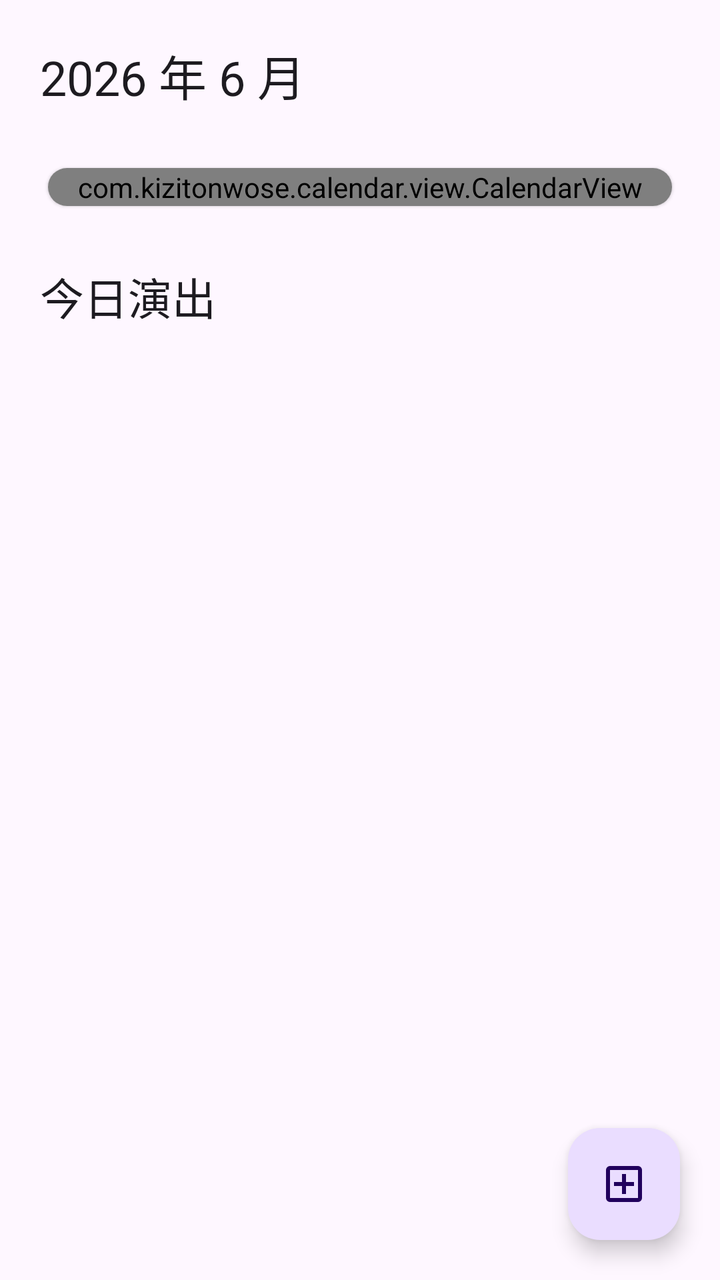
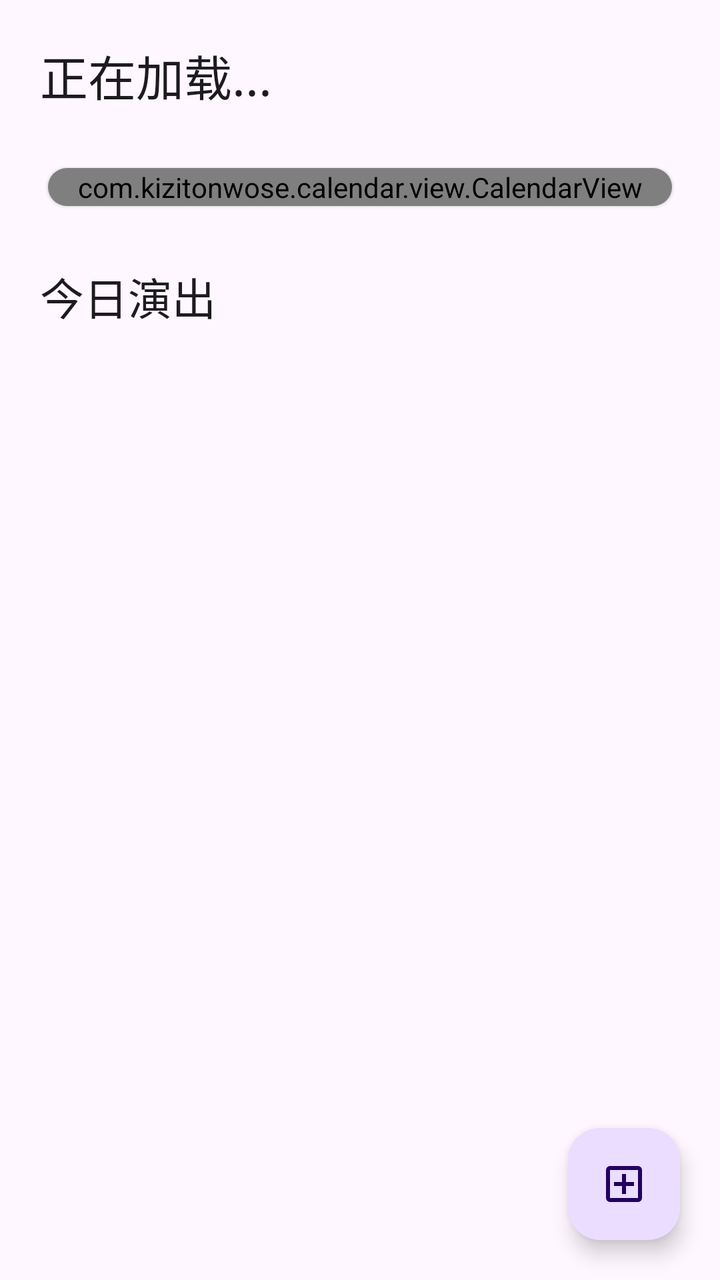

An Android layout rendered at two revisions. The XML below is the earlier revision; the diff shows what the commit changed to produce the second picture.
<!-- AndroidManifest.xml: application theme Theme.RecordMyLive -->
<!-- res/layout/fragment_home.xml -->
<?xml version="1.0" encoding="utf-8"?>
<androidx.coordinatorlayout.widget.CoordinatorLayout
    xmlns:android="http://schemas.android.com/apk/res/android"
    xmlns:app="http://schemas.android.com/apk/res-auto"
    android:layout_width="match_parent"
    android:layout_height="match_parent">

    
    <LinearLayout
        android:id="@+id/contentRoot"
        android:layout_width="match_parent"
        android:layout_height="match_parent"
        android:orientation="vertical">

        
        <com.google.android.material.textview.MaterialTextView
            android:id="@+id/tvMonth"
            style="@style/TextAppearance.Material3.HeadlineSmall"
            android:layout_width="match_parent"
            android:layout_height="wrap_content"
            android:padding="20dp"
            android:text="2026 年 6 月"/>

        
        <com.google.android.material.card.MaterialCardView
            android:id="@+id/cardCalendar"
            style="@style/Widget.Material3.CardView.Elevated"
            android:layout_width="match_parent"
            android:layout_height="wrap_content"
            android:layout_marginHorizontal="16dp"
            app:cardCornerRadius="20dp"
            app:cardUseCompatPadding="true">

            <com.kizitonwose.calendar.view.CalendarView
                android:id="@+id/calendarView"
                android:layout_width="match_parent"
                android:layout_height="wrap_content"
                app:cv_dayViewResource="@layout/item_calendar_day"/>

        </com.google.android.material.card.MaterialCardView>

        
        <com.google.android.material.textview.MaterialTextView
            android:id="@+id/tvSelectedDate"
            style="@style/TextAppearance.Material3.TitleLarge"
            android:layout_width="match_parent"
            android:layout_height="wrap_content"
            android:padding="20dp"
            android:text="今日演出"/>

        
        <androidx.recyclerview.widget.RecyclerView
            android:id="@+id/rvConcert"
            android:layout_width="match_parent"
            android:layout_height="0dp"
            android:layout_weight="1"
            android:clipToPadding="false"
            android:paddingHorizontal="16dp"
            android:paddingBottom="96dp"/>
        
        <LinearLayout
            android:id="@+id/emptyView"
            android:layout_width="match_parent"
            android:layout_height="match_parent"
            android:gravity="center"
            android:orientation="vertical"
            android:visibility="gone">

            <ImageView
                android:layout_width="72dp"
                android:layout_height="72dp"
                android:alpha="0.6"
                android:src="@drawable/baseline_music_note_2_24px"/>

            <com.google.android.material.textview.MaterialTextView
                style="@style/TextAppearance.Material3.BodyLarge"
                android:layout_width="wrap_content"
                android:layout_height="wrap_content"
                android:layout_marginTop="12dp"
                android:text="这一天没有演出"/>

        </LinearLayout>
    </LinearLayout>



    
    <com.google.android.material.floatingactionbutton.ExtendedFloatingActionButton
        android:id="@+id/fabAdd"
        style="@style/Widget.Material3.ExtendedFloatingActionButton.Icon.Primary"
        android:layout_width="wrap_content"
        android:layout_height="wrap_content"
        android:layout_gravity="bottom|end"
        android:layout_margin="20dp"
        app:icon="@drawable/baseline_add_box_24px"/>

</androidx.coordinatorlayout.widget.CoordinatorLayout>
<!-- res/layout/item_calendar_day.xml (included above) -->
<?xml version="1.0" encoding="utf-8"?>
<FrameLayout xmlns:android="http://schemas.android.com/apk/res/android"
    xmlns:app="http://schemas.android.com/apk/res-auto"
    android:layout_width="match_parent"
    android:layout_height="48dp"
    android:foreground="?attr/selectableItemBackground"
    android:padding="6dp">

    
    <com.google.android.material.textview.MaterialTextView
        android:id="@+id/tvDay"
        android:layout_width="wrap_content"
        android:layout_height="wrap_content"
        android:layout_gravity="center"
        android:text="1"
        android:textSize="14sp"
        android:textStyle="bold"
        android:textColor="?attr/colorOnSurface"/>

    
    <View
        android:id="@+id/viewTodayBg"
        android:layout_width="32dp"
        android:layout_height="32dp"
        android:layout_gravity="center"
        android:background="@drawable/bg_calendar_today"
        android:visibility="gone"/>

    
    <View
        android:id="@+id/viewSelectedBg"
        android:layout_width="36dp"
        android:layout_height="36dp"
        android:layout_gravity="center"
        android:background="@drawable/bg_calendar_selected"
        android:visibility="gone"/>

    
    <View
        android:id="@+id/viewDot"
        android:layout_width="6dp"
        android:layout_height="6dp"
        android:layout_gravity="bottom|center_horizontal"
        android:layout_marginBottom="6dp"
        android:background="@drawable/bg_calendar_dot"
        android:visibility="gone"/>

</FrameLayout>
<!-- resources referenced by this layout -->
<resources>
  <!-- drawable baseline_add_box_24px (drawable) -->
  <vector xmlns:android="http://schemas.android.com/apk/res/android"
      android:width="24dp"
      android:height="24dp"
      android:viewportWidth="960"
      android:viewportHeight="960"
      android:tint="?attr/colorControlNormal">
    <path
        android:fillColor="@android:color/white"
        android:pathData="M440,680L520,680L520,520L680,520L680,440L520,440L520,280L440,280L440,440L280,440L280,520L440,520L440,680ZM200,840Q167,840 143.5,816.5Q120,793 120,760L120,200Q120,167 143.5,143.5Q167,120 200,120L760,120Q793,120 816.5,143.5Q840,167 840,200L840,760Q840,793 816.5,816.5Q793,840 760,840L200,840ZM200,760L760,760Q760,760 760,760Q760,760 760,760L760,200Q760,200 760,200Q760,200 760,200L200,200Q200,200 200,200Q200,200 200,200L200,760Q200,760 200,760Q200,760 200,760ZM200,200L200,200Q200,200 200,200Q200,200 200,200L200,760Q200,760 200,760Q200,760 200,760L200,760Q200,760 200,760Q200,760 200,760L200,200Q200,200 200,200Q200,200 200,200Z"/>
  </vector>
  <!-- drawable baseline_music_note_2_24px (drawable) -->
  <vector xmlns:android="http://schemas.android.com/apk/res/android"
      android:width="24dp"
      android:height="24dp"
      android:viewportWidth="960"
      android:viewportHeight="960"
      android:tint="?attr/colorControlNormal">
    <path
        android:fillColor="@android:color/white"
        android:pathData="M127,793Q80,746 80,680Q80,614 127,567Q174,520 240,520Q263,520 282.5,525.5Q302,531 320,542L320,200L800,120L800,600Q800,666 753,713Q706,760 640,760Q574,760 527,713Q480,666 480,600Q480,534 527,487Q574,440 640,440Q663,440 682.5,445.5Q702,451 720,462L720,297L400,360L400,680Q400,746 353,793Q306,840 240,840Q174,840 127,793Z"/>
  </vector>
  <!-- drawable bg_calendar_dot (drawable) -->
  <?xml version="1.0" encoding="utf-8"?>
  <shape xmlns:android="http://schemas.android.com/apk/res/android"
      android:shape="oval">
  
      <solid android:color="?attr/colorPrimary"/>
  
      <size
          android:width="6dp"
          android:height="6dp"/>
  
  </shape>
  <!-- drawable bg_calendar_selected (drawable) -->
  <?xml version="1.0" encoding="utf-8"?>
  <shape xmlns:android="http://schemas.android.com/apk/res/android"
      android:shape="oval">
  
      <solid android:color="?attr/colorPrimaryContainer"/>
  
  </shape>
  <!-- drawable bg_calendar_today (drawable) -->
  <?xml version="1.0" encoding="utf-8"?>
  <shape xmlns:android="http://schemas.android.com/apk/res/android"
      android:shape="oval">
  
      <solid android:color="?attr/colorSecondaryContainer"/>
  
  </shape>
  <style name="Theme.RecordMyLive" parent="Base.Theme.RecordMyLive" />
  <style name="Base.Theme.RecordMyLive" parent="Theme.Material3.DayNight.NoActionBar">
          
          
      </style>
</resources>

<!-- the commit's change to res/layout/fragment_home.xml (unified diff, before → after) -->
@@ -19,7 +19,7 @@
             android:layout_width="match_parent"
             android:layout_height="wrap_content"
             android:padding="20dp"
-            android:text="2026 年 6 月"/>
+            android:text="正在加载..."/>
 
         
         <com.google.android.material.card.MaterialCardView
@@ -49,37 +49,43 @@
             android:text="今日演出"/>
 
         
-        <androidx.recyclerview.widget.RecyclerView
-            android:id="@+id/rvConcert"
+        <FrameLayout
             android:layout_width="match_parent"
             android:layout_height="0dp"
-            android:layout_weight="1"
-            android:clipToPadding="false"
-            android:paddingHorizontal="16dp"
-            android:paddingBottom="96dp"/>
-        
-        <LinearLayout
-            android:id="@+id/emptyView"
-            android:layout_width="match_parent"
-            android:layout_height="match_parent"
-            android:gravity="center"
-            android:orientation="vertical"
-            android:visibility="gone">
+            android:layout_weight="1">
 
-            <ImageView
-                android:layout_width="72dp"
-                android:layout_height="72dp"
-                android:alpha="0.6"
-                android:src="@drawable/baseline_music_note_2_24px"/>
+            <androidx.recyclerview.widget.RecyclerView
+                android:id="@+id/rvConcert"
+                android:layout_width="match_parent"
+                android:layout_height="match_parent"
+                android:clipToPadding="false"
+                android:paddingHorizontal="16dp"
+                android:paddingBottom="96dp"/>
 
-            <com.google.android.material.textview.MaterialTextView
-                style="@style/TextAppearance.Material3.BodyLarge"
-                android:layout_width="wrap_content"
-                android:layout_height="wrap_content"
-                android:layout_marginTop="12dp"
-                android:text="这一天没有演出"/>
+            <LinearLayout
+                android:id="@+id/emptyView"
+                android:layout_width="match_parent"
+                android:layout_height="match_parent"
+                android:gravity="center"
+                android:orientation="vertical"
+                android:visibility="gone">
 
-        </LinearLayout>
+                <ImageView
+                    android:layout_width="72dp"
+                    android:layout_height="72dp"
+                    android:alpha="0.6"
+                    android:src="@drawable/baseline_music_note_2_24px"/>
+
+                <com.google.android.material.textview.MaterialTextView
+                    style="@style/TextAppearance.Material3.BodyLarge"
+                    android:layout_width="wrap_content"
+                    android:layout_height="wrap_content"
+                    android:layout_marginTop="12dp"
+                    android:text="这一天没有演出"/>
+
+            </LinearLayout>
+
+        </FrameLayout>
     </LinearLayout>
 
 
@@ -100,20 +106,9 @@
 <FrameLayout xmlns:android="http://schemas.android.com/apk/res/android"
     xmlns:app="http://schemas.android.com/apk/res-auto"
     android:layout_width="match_parent"
-    android:layout_height="48dp"
+    android:layout_height="@dimen/calendar_day_height"
     android:foreground="?attr/selectableItemBackground"
     android:padding="6dp">
-
-    
-    <com.google.android.material.textview.MaterialTextView
-        android:id="@+id/tvDay"
-        android:layout_width="wrap_content"
-        android:layout_height="wrap_content"
-        android:layout_gravity="center"
-        android:text="1"
-        android:textSize="14sp"
-        android:textStyle="bold"
-        android:textColor="?attr/colorOnSurface"/>
 
     
     <View
@@ -134,6 +129,17 @@
         android:visibility="gone"/>
 
     
+    <com.google.android.material.textview.MaterialTextView
+        android:id="@+id/tvDay"
+        android:layout_width="wrap_content"
+        android:layout_height="wrap_content"
+        android:layout_gravity="center"
+        android:text="1"
+        android:textSize="14sp"
+        android:textStyle="bold"
+        android:textColor="?attr/colorOnSurface"/>
+
+    
     <View
         android:id="@+id/viewDot"
         android:layout_width="6dp"
<!-- resource entries referenced after the edit -->
@@ -1,5 +1,6 @@
 <!-- resources referenced by this layout -->
 <resources>
+  <dimen name="calendar_day_height">38dp</dimen>
   <!-- drawable baseline_add_box_24px (drawable) -->
   <vector xmlns:android="http://schemas.android.com/apk/res/android"
       android:width="24dp"
